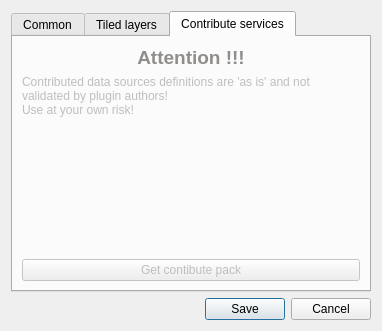
The window that src/settings_dialog_base.ui (nextgis/quickmapservices) describes before a commit, drawn with Qt 5.
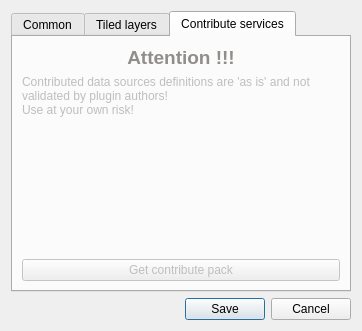
The same window after the commit. The open tabs and pages were chosen to show the change.

Diff of the .ui file:
```diff
--- a/src/settings_dialog_base.ui
+++ b/src/settings_dialog_base.ui
@@ -6,7 +6,7 @@
    <rect>
     <x>0</x>
     <y>0</y>
-    <width>382</width>
+    <width>362</width>
     <height>331</height>
    </rect>
   </property>
@@ -297,7 +297,7 @@
        <item>
         <widget class="QPushButton" name="btnGetContribPack">
          <property name="text">
-          <string>Get contibute pack</string>
+          <string>Get contribute pack</string>
          </property>
         </widget>
        </item>
```
